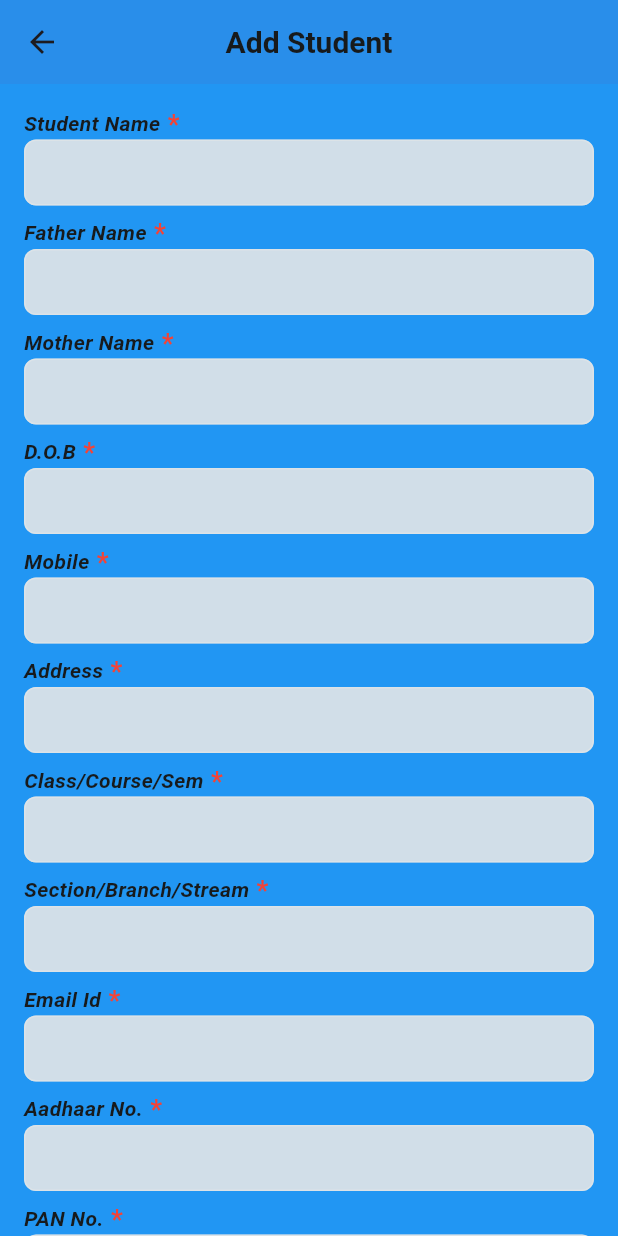
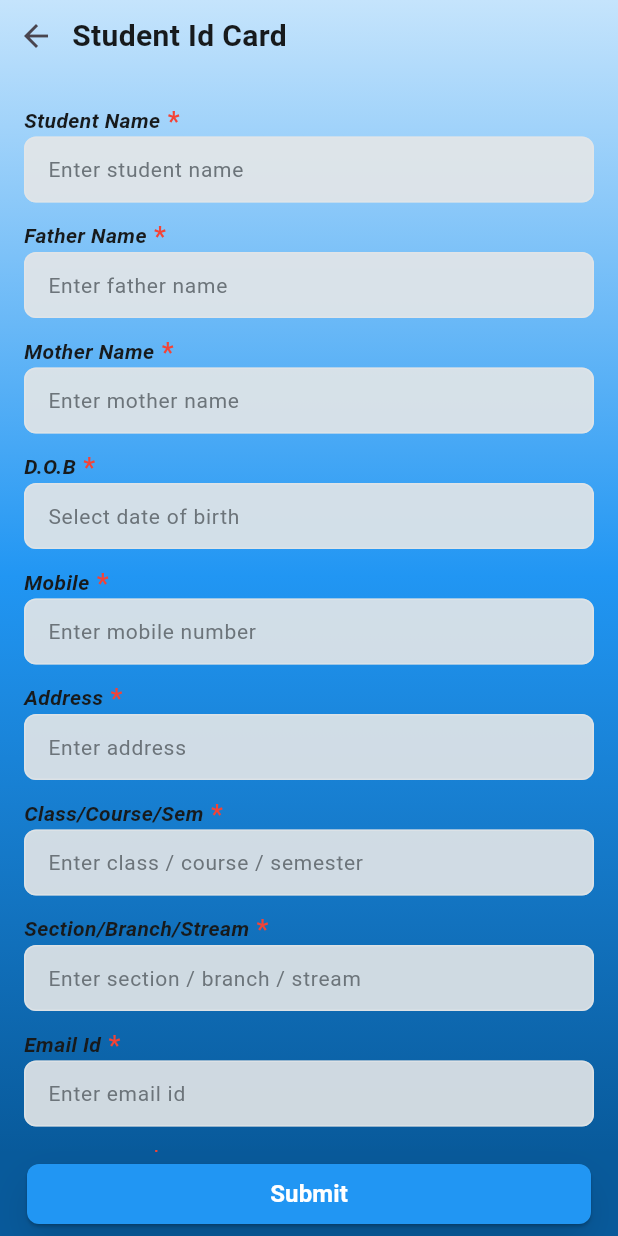
Before and after one commit to Dilshad440/citron_id_card, a Flutter app: the AddIdCardView screen opened by its route, on a phone screen of 412 x 824 dp. Run offline on Flutter 3.47's test engine with Material 3 defaults, Android fonts, the phone set to English and light mode, and no system bars; our stand-ins replace dio, dropdown_button2, get, image_cropper, image_picker, permission_handler.

Commit message:
UI design completed

```diff
--- a/lib/app/core/constant/asset_constant.dart
+++ b/lib/app/core/constant/asset_constant.dart
@@ -2,4 +2,5 @@ class AssetConstant {
   static String idCard = "asset/images/id.png";
   static String uploadImage = "asset/images/upload.png";
   static String hill = "asset/images/hill.jpeg";
+  static String logo = "asset/images/logo.png";
 }
--- a/lib/app/modules/add_id_card/controllers/add_id_card_controller.dart
+++ b/lib/app/modules/add_id_card/controllers/add_id_card_controller.dart
@@ -7,9 +7,16 @@ import 'package:image_picker/image_picker.dart';
 import 'package:permission_handler/permission_handler.dart';
 
 import '../../../core/utils/common_utils.dart';
+import '../model/id_card_field_model.dart';
 
 class AddIdCardController extends GetxController {
-  Rx<File?> selectedImage = Rx(null);
+  File? selectedImage;
+
+  final builderId = "addIdCard";
+
+  final formKey = GlobalKey<FormState>();
+  final ScrollController scrollController = ScrollController();
+
 
   @override
   void onInit() {
@@ -20,9 +27,65 @@ class AddIdCardController extends GetxController {
     await CommonUtils.showImagePickerBottomSheet(
       context: Get.context!,
       onImageSelected: (file) {
-        selectedImage.value = File(file.path);
+        selectedImage = File(file.path);
+        update([builderId]);
         Get.back();
       },
     );
   }
+
+  void removePickedImage() {
+    selectedImage = null;
+    update([builderId]);
+  }
+
+  String? requiredValidator(String? value, String fieldName) {
+    if (value == null || value.trim().isEmpty) {
+      return "$fieldName is required";
+    }
+    return null;
+  }
+
+  String? emailValidator(String? value) {
+    if (value == null || value.trim().isEmpty) {
+      return "Email is required";
+    }
+    final emailRegex = RegExp(r'^[\w-\.]+@([\w-]+\.)+[\w-]{2,4}$');
+    if (!emailRegex.hasMatch(value)) {
+      return "Enter a valid email address";
+    }
+    return null;
+  }
+
+  String? mobileValidator(String? value) {
+    if (value == null || value.trim().isEmpty) {
+      return "Mobile number is required";
+    }
+    if (!RegExp(r'^[6-9]\d{9}$').hasMatch(value)) {
+      return "Enter a valid 10 digit mobile number";
+    }
+    return null;
+  }
+
+  String? aadhaarValidator(String? value) {
+    if (value == null || value.trim().isEmpty) {
+      return "Aadhaar number is required";
+    }
+    if (!RegExp(r'^\d{12}$').hasMatch(value)) {
+      return "Enter a valid 12 digit Aadhaar number";
+    }
+    return null;
+  }
+
+  String? panValidator(String? value) {
+    if (value == null || value.trim().isEmpty) {
+      return "PAN number is required";
+    }
+    if (!RegExp(r'^[A-Z]{5}[0-9]{4}[A-Z]$').hasMatch(value)) {
+      return "Enter a valid PAN number";
+    }
+    return null;
+  }
+
+
 }
--- /dev/null
+++ b/lib/app/modules/add_id_card/model/id_card_field_model.dart
@@ -0,0 +1,127 @@
+import 'package:flutter/material.dart';
+
+import '../controllers/add_id_card_controller.dart';
+
+typedef FieldValidator = String? Function(String?);
+
+class IdCardFieldModel {
+  final String title;
+  final String hint;
+  final TextEditingController controller;
+  final FieldValidator validator;
+  final TextInputType keyboardType;
+  final int maxLines;
+  final bool isObsecure;
+  final GlobalKey fieldKey;
+
+  IdCardFieldModel({
+    required this.title,
+    required this.hint,
+    required this.controller,
+    required this.validator,
+    this.maxLines = 1,
+    this.keyboardType = TextInputType.text,
+    this.isObsecure = false,
+    required this.fieldKey,
+  });
+
+  static List<IdCardFieldModel> getFields(AddIdCardController c) {
+    return [
+      IdCardFieldModel(
+        title: "Student Name",
+        hint: "Enter student name",
+        controller: TextEditingController(),
+        validator: (v) => c.requiredValidator(v, "Student name"),
+        fieldKey: GlobalKey(),
+      ),
+      IdCardFieldModel(
+        title: "Father Name",
+        hint: "Enter father name",
+        controller: TextEditingController(),
+        validator: (v) => c.requiredValidator(v, "Father name"),
+        fieldKey: GlobalKey(),
+      ),
+      IdCardFieldModel(
+        title: "Mother Name",
+        hint: "Enter mother name",
+        controller: TextEditingController(),
+        validator: (v) => c.requiredValidator(v, "Mother name"),
+        fieldKey: GlobalKey(),
+      ),
+      IdCardFieldModel(
+        title: "D.O.B",
+        hint: "Select date of birth",
+        controller: TextEditingController(),
+        validator: (v) => c.requiredValidator(v, "Date of birth"),
+        fieldKey: GlobalKey(),
+      ),
+      IdCardFieldModel(
+        title: "Mobile",
+        hint: "Enter mobile number",
+        controller: TextEditingController(),
+        keyboardType: TextInputType.phone,
+        validator: c.mobileValidator,
+        fieldKey: GlobalKey(),
+      ),
+      IdCardFieldModel(
+        title: "Address",
+        hint: "Enter address",
+        controller: TextEditingController(),
+        maxLines: 2,
+        validator: (v) => c.requiredValidator(v, "Address"),
+        fieldKey: GlobalKey(),
+      ),
+      IdCardFieldModel(
+        title: "Class/Course/Sem",
+        hint: "Enter class / course / semester",
+        controller: TextEditingController(),
+        validator: (v) => c.requiredValidator(v, "Class / Course / Semester"),
+        fieldKey: GlobalKey(),
+      ),
+      IdCardFieldModel(
+        title: "Section/Branch/Stream",
+        hint: "Enter section / branch / stream",
+        controller: TextEditingController(),
+        validator: (v) => c.requiredValidator(v, "Section / Branch / Stream"),
+        fieldKey: GlobalKey(),
+      ),
+      IdCardFieldModel(
+        title: "Email Id",
+        hint: "Enter email id",
+        controller: TextEditingController(),
+        keyboardType: TextInputType.emailAddress,
+        validator: c.emailValidator,
+        fieldKey: GlobalKey(),
+      ),
+      IdCardFieldModel(
+        title: "Aadhaar No.",
+        hint: "Enter Aadhaar number",
+        controller: TextEditingController(),
+        keyboardType: TextInputType.number,
+        validator: c.aadhaarValidator,
+        fieldKey: GlobalKey(),
+      ),
+      IdCardFieldModel(
+        title: "PAN No.",
+        hint: "Enter PAN number",
+        controller: TextEditingController(),
+        validator: c.panValidator,
+        fieldKey: GlobalKey(),
+      ),
+      IdCardFieldModel(
+        title: "Session",
+        hint: "Enter session",
+        controller: TextEditingController(),
+        validator: (v) => c.requiredValidator(v, "Session"),
+        fieldKey: GlobalKey(),
+      ),
+      IdCardFieldModel(
+        title: "Batch",
+        hint: "Enter batch",
+        controller: TextEditingController(),
+        validator: (v) => c.requiredValidator(v, "Batch"),
+        fieldKey: GlobalKey(),
+      ),
+    ];
+  }
+}
--- a/lib/app/modules/add_id_card/views/add_id_card_view.dart
+++ b/lib/app/modules/add_id_card/views/add_id_card_view.dart
@@ -9,6 +9,7 @@ import 'package:citron_id_card/app/core/utils/common_utils.dart';
 import 'package:flutter/material.dart';
 import 'package:get/get.dart';
 import '../controllers/add_id_card_controller.dart';
+import '../model/id_card_field_model.dart';
 
 class AddIdCardView extends GetView<AddIdCardController> {
   const AddIdCardView({super.key});
@@ -16,48 +17,160 @@ class AddIdCardView extends GetView<AddIdCardController> {
   @override
   Widget build(BuildContext context) {
     return Scaffold(
-      backgroundColor: AppColors.primaryColor,
-      appBar: CommonAppBar(title: "Add Student"),
-      body: ListView(
+      persistentFooterDecoration: BoxDecoration(
+        color: AppColors.generateGradientColors().last,
+      ),
+      persistentFooterButtons: [
+        Padding(
+          padding: const EdgeInsets.symmetric(horizontal: 10),
+          child: AppButton(
+            text: "Submit",
+            onPressed: () {
+              final fields = IdCardFieldModel.getFields(controller);
+
+              final isValid = controller.formKey.currentState!.validate();
+              if (isValid) {
+                print("API call");
+                return;
+              }
+
+              // 🔥 WAIT for validation UI to render
+              WidgetsBinding.instance.addPostFrameCallback((_) {
+                for (final field in fields) {
+                  final error = field.validator?.call(field.controller.text);
+                  if (error != null) {
+                    final context = field.fieldKey.currentContext;
+                    if (context != null) {
+                      Scrollable.ensureVisible(
+                        context,
+                        duration: const Duration(milliseconds: 500),
+                        curve: Curves.easeInOut,
+                        alignment: 0.2, // keeps field slightly below top
+                      );
+                    }
+                    break;
+                  }
+                }
+              });
+            },
+
+          ),
+        ),
+      ],
+      body: Container(
+        decoration: BoxDecoration(
+          gradient: LinearGradient(
+            colors: AppColors.generateGradientColors(),
+            begin: Alignment.topCenter,
+            end: Alignment.bottomCenter,
+          ),
+        ),
+        child: SafeArea(
+          child: Column(
+            children: [
+              Row(
+                children: [
+                  IconButton(
+                    onPressed: () {
+                      Get.back();
+                    },
+                    icon: Icon(Icons.arrow_back),
+                  ),
+                  Text(
+                    "Student Id Card",
+                    style: AppTextStyle.title.large.textColor,
+                  ),
+                ],
+              ),
+              Expanded(
+                child: Form(
+                  key: controller.formKey,
+                  child: ListView(
+                    controller: controller.scrollController,
+
+                    shrinkWrap: true,
                     padding: EdgeInsets.all(16),
                     children: [
-          TwoLineElement(title: "Student Name", child: AppTextField()),
-          SizedBox(height: 8),
-          TwoLineElement(title: "Father Name", child: AppTextField()),
-          SizedBox(height: 8),
-          TwoLineElement(title: "Mother Name", child: AppTextField()),
-          SizedBox(height: 8),
-          TwoLineElement(title: "D.O.B", child: AppTextField()),
-          SizedBox(height: 8),
-          TwoLineElement(title: "Mobile", child: AppTextField()),
-          SizedBox(height: 8),
-          TwoLineElement(title: "Address", child: AppTextField()),
-          SizedBox(height: 8),
-          TwoLineElement(title: "Class/Course/Sem", child: AppTextField()),
-          SizedBox(height: 8),
-          TwoLineElement(title: "Section/Branch/Stream", child: AppTextField()),
-          SizedBox(height: 8),
-          TwoLineElement(title: "Email Id", child: AppTextField()),
-          SizedBox(height: 8),
-          TwoLineElement(title: "Aadhaar No.", child: AppTextField()),
-          SizedBox(height: 8),
-          TwoLineElement(title: "PAN No.", child: AppTextField()),
-          SizedBox(height: 8),
-          TwoLineElement(title: "Session.", child: AppTextField()),
-          SizedBox(height: 8),
-          TwoLineElement(title: "Batch.", child: AppTextField()),
+                      ...IdCardFieldModel.getFields(controller)
+                          .map(
+                            (e) => Padding(
+                              padding: const EdgeInsets.symmetric(
+                                vertical: 6.0,
+                              ),
+                              child: TwoLineElement(
+                                title: e.title,
+                                child: AppTextField(
+                                  hintText: e.hint,
+                                  validator: e.validator,
+                                  controller: e.controller,
+                                  key: e.fieldKey,
+                                ),
+                              ),
+                            ),
+                          )
+                          .toList(),
+
                       SizedBox(height: 12),
+                      GetBuilder<AddIdCardController>(
+                        id: controller.builderId,
+                        builder: (controller) {
+                          return _ImageCard(controller: controller);
+                          ;
+                        },
+                      ),
+                    ],
+                  ),
+                ),
+              ),
+            ],
+          ),
+        ),
+      ),
+    );
+  }
+}
+
+class _ImageCard extends StatelessWidget {
+  const _ImageCard({super.key, required this.controller});
+
+  final AddIdCardController controller;
+
+  @override
+  Widget build(BuildContext context) {
+    if (controller.selectedImage != null) {
+      return ClipRRect(
+        borderRadius: BorderRadius.circular(10),
+        child: Stack(
+          alignment: Alignment.topRight,
+          children: [
             Container(
+              width: double.infinity,
               height: 200,
               decoration: BoxDecoration(
                 borderRadius: BorderRadius.circular(10),
                 border: Border.all(color: AppColors.primaryColor),
               ),
-            child: Obx(() {
-              if (controller.selectedImage.value != null) {
-                return Image.file(controller.selectedImage.value!);
+              child: Image.file(controller.selectedImage!, fit: BoxFit.fill),
+            ),
+            IconButton.filled(
+              style: IconButton.styleFrom(backgroundColor: AppColors.red),
+              onPressed: () {
+                controller.removePickedImage();
+              },
+              icon: Icon(Icons.delete, color: AppColors.textOnGradient),
+            ),
+          ],
+        ),
+      );
     }
-              return Column(
+    return Container(
+      height: 200,
+      decoration: BoxDecoration(
+        color: AppColors.generateGradientColors().first.withOpacity(0.9),
+        borderRadius: BorderRadius.circular(10),
+        border: Border.all(color: AppColors.primaryColor),
+      ),
+      child: Column(
         mainAxisSize: MainAxisSize.min,
         mainAxisAlignment: MainAxisAlignment.center,
         crossAxisAlignment: CrossAxisAlignment.center,
@@ -72,14 +185,6 @@ class AddIdCardView extends GetView<AddIdCardController> {
             },
           ),
         ],
-              );
-            }),
-          ),
-
-          SizedBox(height: 15),
-          AppButton(text: "Submit", onPressed: () {}),
-          SizedBox(height: 15),
-        ],
       ),
     );
   }
--- a/lib/app/modules/login/views/login_view.dart
+++ b/lib/app/modules/login/views/login_view.dart
@@ -90,7 +90,10 @@ class LoginView extends GetView<LoginController> {
                 shape: BoxShape.circle,
                 border: Border.all(color: AppColors.borderColor, width: 1.5),
               ),
-              child: CircleAvatar(radius: 45),
+              child: CircleAvatar(
+                radius: 45,
+                backgroundImage: AssetImage(AssetConstant.logo),
+              ),
             ),
             SizedBox(height: 10),
             Text(
```
Also changed, not shown: lib/app/core/utils/common_utils.dart (+66 -35 lines), lib/app/modules/id_card/views/id_card_view.dart (+15 -74 lines), asset/images/logo.png (added), 1 other file. Lines whose indentation alone changed are shown as unchanged.
